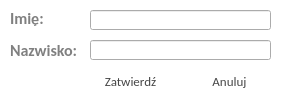
Qt form namedialog.ui (RStravinsky/CarReservation) before a commit.
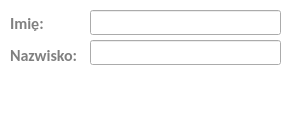
The same form after that commit. Icons and pictures are not drawn.

```diff
--- a/namedialog.ui
+++ b/namedialog.ui
@@ -7,19 +7,19 @@
     <x>0</x>
     <y>0</y>
     <width>300</width>
-    <height>105</height>
+    <height>120</height>
    </rect>
   </property>
   <property name="minimumSize">
    <size>
     <width>300</width>
-    <height>105</height>
+    <height>120</height>
    </size>
   </property>
   <property name="maximumSize">
    <size>
     <width>300</width>
-    <height>105</height>
+    <height>120</height>
    </size>
   </property>
   <property name="windowTitle">
@@ -56,11 +56,66 @@
 color: gray;
 }</string>
   </property>
+  <widget class="QLineEdit" name="lineEditSurname">
+   <property name="geometry">
+    <rect>
+     <x>90</x>
+     <y>40</y>
+     <width>191</width>
+     <height>25</height>
+    </rect>
+   </property>
+   <property name="font">
+    <font>
+     <family>Calibri</family>
+     <pointsize>12</pointsize>
+    </font>
+   </property>
+  </widget>
+  <widget class="QPushButton" name="pushButtonCancel">
+   <property name="geometry">
+    <rect>
+     <x>90</x>
+     <y>80</y>
+     <width>90</width>
+     <height>30</height>
+    </rect>
+   </property>
+   <property name="font">
+    <font>
+     <family>Calibri</family>
+     <pointsize>12</pointsize>
+    </font>
+   </property>
+   <property name="styleSheet">
+    <string notr="true">QPushButton:hover {
+border-radius: 5px;
+background: rgb(255,102,102);
+}
+
+QPushButton{
+color: white;
+border-radius: 5px;
+background: qlineargradient(x1:0, y1:0, x2:0, y2:1,
+   stop: 0 rgba(255,102,102), stop: 0.7 rgb(255,50,50));
+}
+
+QPushButton:pressed {
+color: white;
+border-radius: 5px;
+background: rgb(255,50,50);
+}
+</string>
+   </property>
+   <property name="text">
+    <string>Anuluj</string>
+   </property>
+  </widget>
   <widget class="QLabel" name="label">
    <property name="geometry">
     <rect>
      <x>10</x>
-     <y>10</y>
+     <y>15</y>
      <width>41</width>
      <height>16</height>
     </rect>
@@ -82,8 +137,8 @@
     <rect>
      <x>90</x>
      <y>10</y>
-     <width>181</width>
-     <height>20</height>
+     <width>191</width>
+     <height>25</height>
     </rect>
    </property>
    <property name="font">
@@ -93,79 +148,64 @@
     </font>
    </property>
   </widget>
-  <widget class="QLineEdit" name="lineEditSurname">
-   <property name="geometry">
-    <rect>
-     <x>90</x>
-     <y>40</y>
-     <width>181</width>
-     <height>20</height>
-    </rect>
-   </property>
-   <property name="font">
-    <font>
-     <family>Calibri</family>
-     <pointsize>12</pointsize>
-    </font>
-   </property>
-  </widget>
-  <widget class="QLabel" name="label_2">
-   <property name="geometry">
-    <rect>
-     <x>10</x>
-     <y>40</y>
-     <width>81</width>
-     <height>20</height>
-    </rect>
-   </property>
-   <property name="font">
-    <font>
-     <family>Calibri</family>
-     <pointsize>12</pointsize>
-     <weight>75</weight>
-     <bold>true</bold>
-    </font>
-   </property>
-   <property name="text">
-    <string>Nazwisko:</string>
-   </property>
-  </widget>
   <widget class="QPushButton" name="pushButtonConfirm">
    <property name="geometry">
     <rect>
-     <x>90</x>
-     <y>70</y>
-     <width>81</width>
-     <height>23</height>
+     <x>190</x>
+     <y>80</y>
+     <width>90</width>
+     <height>30</height>
     </rect>
    </property>
    <property name="font">
     <font>
      <family>Calibri</family>
-     <pointsize>10</pointsize>
+     <pointsize>12</pointsize>
     </font>
    </property>
+   <property name="styleSheet">
+    <string notr="true">QPushButton:hover {
+border-radius: 5px;
+background: rgb(0,190,0);
+}
+
+QPushButton{
+color: white;
+border-radius: 5px;
+background: qlineargradient(x1:0, y1:0, x2:0, y2:1,
+   stop: 0 rgba(0,190,0), stop: 0.7 rgb(0,150,0));
+}
+
+QPushButton:pressed {
+color: white;
+border-radius: 5px;
+background: rgb(0,150,0);
+}
+</string>
+   </property>
    <property name="text">
     <string>Zatwierdź</string>
    </property>
   </widget>
-  <widget class="QPushButton" name="pushButtonCancel">
+  <widget class="QLabel" name="label_2">
    <property name="geometry">
     <rect>
-     <x>184</x>
-     <y>70</y>
-     <width>91</width>
-     <height>23</height>
+     <x>10</x>
+     <y>45</y>
+     <width>81</width>
+     <height>20</height>
     </rect>
    </property>
    <property name="font">
     <font>
      <family>Calibri</family>
-     <pointsize>10</pointsize>
+     <pointsize>12</pointsize>
+     <weight>75</weight>
+     <bold>true</bold>
     </font>
    </property>
    <property name="text">
-    <string>Anuluj</string>
+    <string>Nazwisko:</string>
    </property>
   </widget>
  </widget>
```
